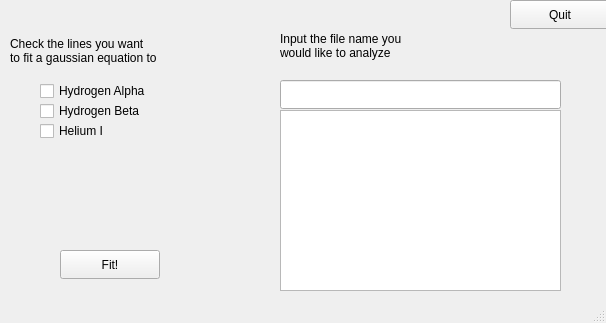
tboudreaux/PHY-2002, file GaussianFitter.ui: the form before one commit.
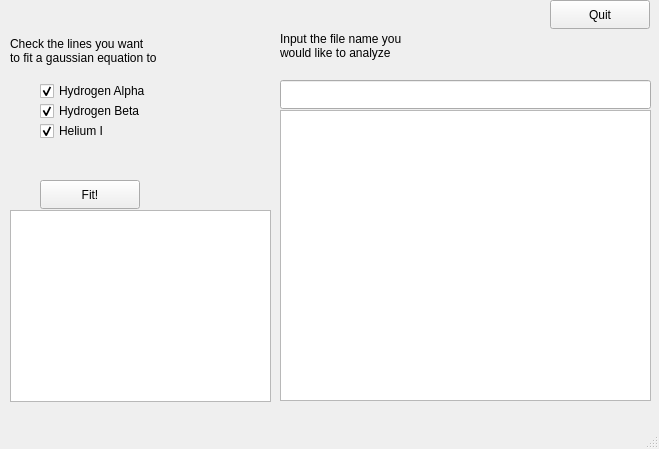
The form after the commit.

Commit message: Messed around with Gaussian fitting for a while, made some good imporovments, still a lot of way to go but getting there

The edit to the form file:
```diff
--- a/GaussianFitter.ui
+++ b/GaussianFitter.ui
@@ -6,8 +6,8 @@
    <rect>
     <x>0</x>
     <y>0</y>
-    <width>606</width>
-    <height>323</height>
+    <width>659</width>
+    <height>449</height>
    </rect>
   </property>
   <property name="palette">
@@ -90,6 +90,9 @@
     <property name="text">
      <string>Hydrogen Alpha</string>
     </property>
+    <property name="checked">
+     <bool>true</bool>
+    </property>
    </widget>
    <widget class="QCheckBox" name="HydrogenB">
     <property name="geometry">
@@ -103,6 +106,9 @@
     <property name="text">
      <string>Hydrogen Beta</string>
     </property>
+    <property name="checked">
+     <bool>true</bool>
+    </property>
    </widget>
    <widget class="QCheckBox" name="HeliumA">
     <property name="geometry">
@@ -116,12 +122,15 @@
     <property name="text">
      <string>Helium I</string>
     </property>
+    <property name="checked">
+     <bool>true</bool>
+    </property>
    </widget>
    <widget class="QPushButton" name="pushButton">
     <property name="geometry">
      <rect>
-      <x>60</x>
-      <y>250</y>
+      <x>40</x>
+      <y>180</y>
       <width>100</width>
       <height>29</height>
      </rect>
@@ -147,7 +156,7 @@
    <widget class="QPushButton" name="quit">
     <property name="geometry">
      <rect>
-      <x>510</x>
+      <x>550</x>
       <y>0</y>
       <width>100</width>
       <height>29</height>
@@ -162,7 +171,7 @@
      <rect>
       <x>280</x>
       <y>80</y>
-      <width>281</width>
+      <width>371</width>
       <height>29</height>
      </rect>
     </property>
@@ -186,8 +195,18 @@
      <rect>
       <x>280</x>
       <y>110</y>
-      <width>281</width>
-      <height>181</height>
+      <width>371</width>
+      <height>291</height>
+     </rect>
+    </property>
+   </widget>
+   <widget class="QTextBrowser" name="infobox">
+    <property name="geometry">
+     <rect>
+      <x>10</x>
+      <y>210</y>
+      <width>261</width>
+      <height>192</height>
      </rect>
     </property>
    </widget>
```
Left out of the diff: 2 changed lines with no effect on the pictures. The commit also changes 3 other files.
